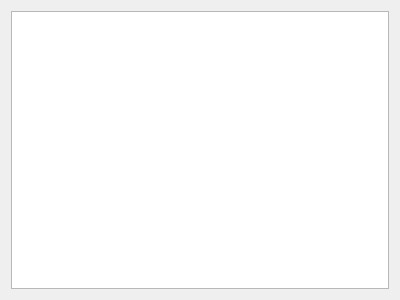
AbdelkarimYT/Leaf, file POS-System/inventoryform.ui: the form before one commit.
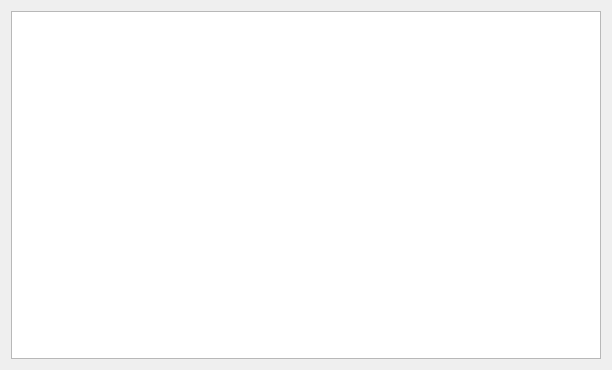
The form after the commit.

Diff of the .ui file:
```diff
--- a/POS-System/inventoryform.ui
+++ b/POS-System/inventoryform.ui
@@ -6,8 +6,8 @@
    <rect>
     <x>0</x>
     <y>0</y>
-    <width>400</width>
-    <height>300</height>
+    <width>612</width>
+    <height>370</height>
    </rect>
   </property>
   <property name="windowTitle">
@@ -15,7 +15,11 @@
   </property>
   <layout class="QGridLayout" name="gridLayout">
    <item row="0" column="0">
-    <widget class="QTableView" name="inventoryTable"/>
+    <widget class="QTableView" name="inventoryTable">
+     <property name="alternatingRowColors">
+      <bool>true</bool>
+     </property>
+    </widget>
    </item>
   </layout>
  </widget>
```
